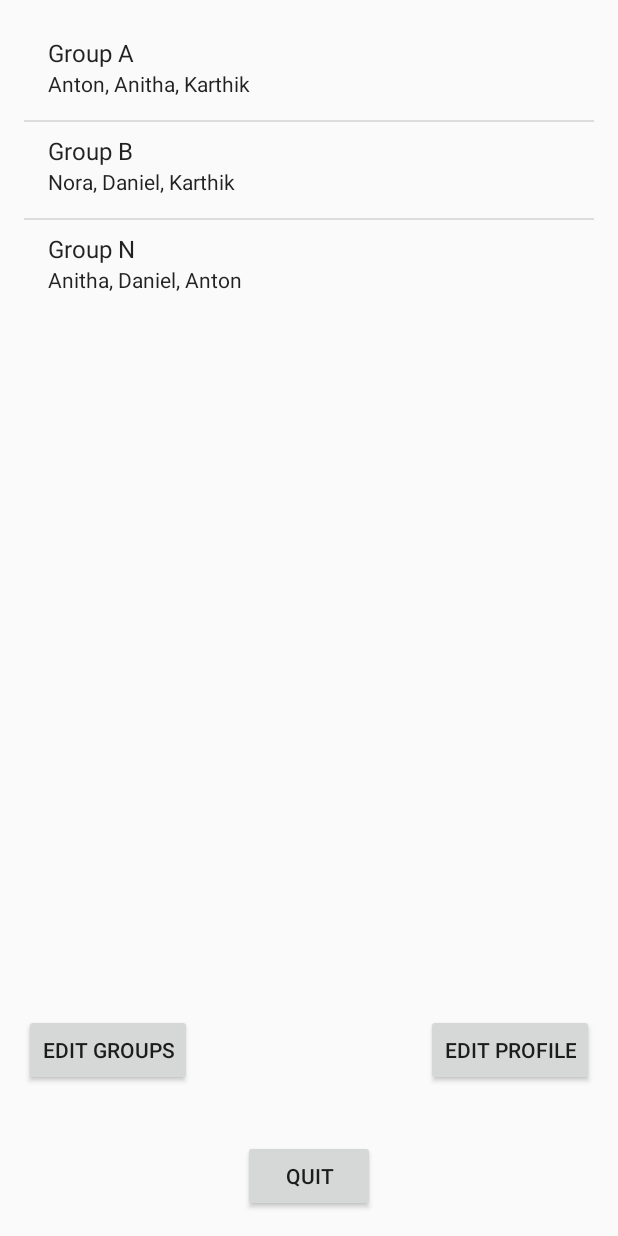
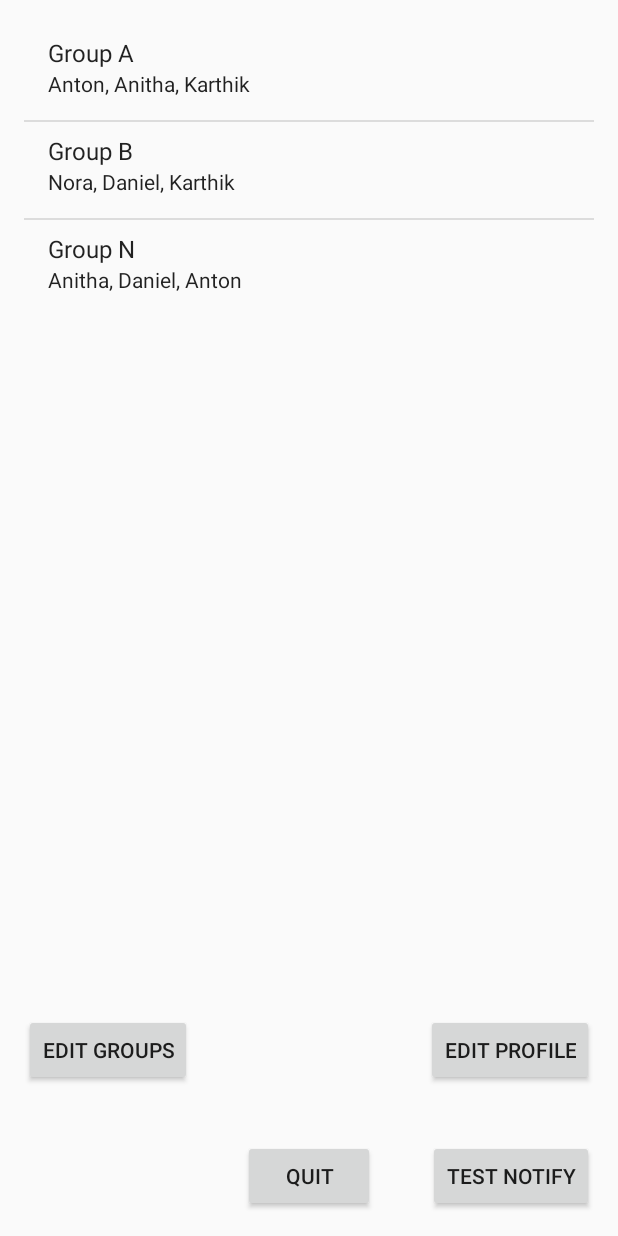
Before and after one commit to anraja/Faceon, an Android app: the screen it shows after launch (MainActivity), on a phone screen of 412 x 824 dp. Run offline under Robolectric (Android 15) with nearby library versions, the phone set to English and light mode, and no system bars.

Commit message:
Added notification screen
Added icons and notification testing to main screen. Can be removed or
reallocated to other activity.

```diff
--- a/app/src/main/AndroidManifest.xml
+++ b/app/src/main/AndroidManifest.xml
@@ -53,6 +53,10 @@
             android:name=".Loose"
             android:label="@string/title_activity_loose" >
         </activity>
+        <activity
+            android:name=".Notification"
+            android:label="@string/title_activity_notification" >
+        </activity>
     </application>
 
 </manifest>
--- a/app/src/main/java/com/example/anitha/faceon/MainActivity.java
+++ b/app/src/main/java/com/example/anitha/faceon/MainActivity.java
@@ -1,8 +1,11 @@
 package com.example.anitha.faceon;
 
 import android.app.ListActivity;
+import android.app.NotificationManager;
+import android.app.PendingIntent;
 import android.content.Intent;
 import android.os.Bundle;
+import android.support.v4.app.NotificationCompat;
 import android.view.Menu;
 import android.view.MenuItem;
 import android.view.View;
@@ -18,12 +21,19 @@ import java.util.Map;
 public class MainActivity extends ListActivity {
 
     private ArrayAdapter<String> listAdapter;
+    // Sets an ID for the notification
+    int mNotificationId = 001;
+    // Gets an instance of the NotificationManager service
+    NotificationManager mNotifyMgr;
+    NotificationCompat.Builder mBuilder;
 
     @Override
     protected void onCreate(Bundle savedInstanceState) {
         super.onCreate(savedInstanceState);
         setContentView(R.layout.activity_main);
         getActionBar();
+        mNotifyMgr =
+                (NotificationManager) getSystemService(NOTIFICATION_SERVICE);
 
         ListView listview = (ListView) findViewById(android.R.id.list);
         String[] values = new String[] { "KTH group", "Tennis group" , "Amazing group","Group B"};
@@ -34,6 +44,23 @@ public class MainActivity extends ListActivity {
         SimpleAdapter adapter = new SimpleAdapter(this, list,
                 android.R.layout.simple_list_item_2, from, to);
         setListAdapter(adapter);
+        mBuilder =
+                new NotificationCompat.Builder(this)
+                        .setSmallIcon(R.drawable.ic_notification)
+                        .setContentTitle("Selfie Challenge")
+                        .setContentText("From group A");
+
+        Intent resultIntent = new Intent(this, Notification.class);
+// Because clicking the notification opens a new ("special") activity, there's
+// no need to create an artificial back stack.
+        PendingIntent resultPendingIntent =
+                PendingIntent.getActivity(
+                        this,
+                        0,
+                        resultIntent,
+                        PendingIntent.FLAG_UPDATE_CURRENT
+                );
+        mBuilder.setContentIntent(resultPendingIntent);
 
     }
     private ArrayList<Map<String, String>> buildData() {
@@ -79,4 +106,7 @@ public class MainActivity extends ListActivity {
         Intent  editProfileIntent = new Intent(this, EditProfileActivity.class);
         startActivity(editProfileIntent);
     }
+    public void triggerNotification (View view){
+        mNotifyMgr.notify(mNotificationId, mBuilder.build());
+    }
 }
--- a/app/src/main/res/layout/activity_main.xml
+++ b/app/src/main/res/layout/activity_main.xml
@@ -42,4 +42,12 @@
         android:layout_alignParentBottom="true"
         android:layout_centerHorizontal="true"
         android:text="Quit" />
+    <Button android:id="@+id/notify"
+        android:layout_width="wrap_content"
+        android:layout_height="wrap_content"
+        android:text="Test notify"
+        android:onClick="triggerNotification"
+        android:layout_alignTop="@+id/button3"
+        android:layout_alignParentRight="true"
+        android:layout_alignParentEnd="true" />
 </RelativeLayout>
--- a/app/src/main/res/values/strings.xml
+++ b/app/src/main/res/values/strings.xml
@@ -6,6 +6,8 @@
     <string name="alas">Alas!\n You were to late.</string>
     <string name="loose">You were eliminated.</string>
     <string name="back_button">Back</string>
+    <string name="Challenge">You recived a Challenge!</string>
+    <string name="selfie_button">Take a selfie</string>
     <string name="keep">You can still follow\n the group challange</string>
     <string name="win">You have Won!</string>
     <string name="hello_world">Hello World!</string>
@@ -23,5 +25,6 @@
     <string name="edit_profile">Edit Profile</string>
     <string name="title_activity_win">Win</string>
     <string name="title_activity_loose">loose</string>
+    <string name="title_activity_notification">Notification</string>
 
 </resources>
```
Also changed, not shown: app/src/main/java/com/example/anitha/faceon/Notification.java (added, +77 -0 lines), app/src/main/res/layout/activity_notification.xml (added, +36 -0 lines), app/src/main/res/menu/menu_notification.xml (added, +7 -0 lines), app/src/main/res/drawable-hdpi-v11/ic_notification.png (added), app/src/main/res/drawable-hdpi-v9/ic_notification.png (added), app/src/main/res/drawable-hdpi/ic_notification.png (added), app/src/main/res/drawable-mdpi-v11/ic_notification.png (added), app/src/main/res/drawable-mdpi-v9/ic_notification.png (added), app/src/main/res/drawable-mdpi/ic_notification.png (added), app/src/main/res/drawable-xhdpi-v11/ic_notification.png (added), app/src/main/res/drawable-xhdpi-v9/ic_notification.png (added), app/src/main/res/drawable-xhdpi/ic_notification.png (added), app/src/main/res/drawable-xxhdpi-v11/ic_notification.png (added), app/src/main/res/drawable-xxhdpi-v9/ic_notification.png (added), 1 more files.
